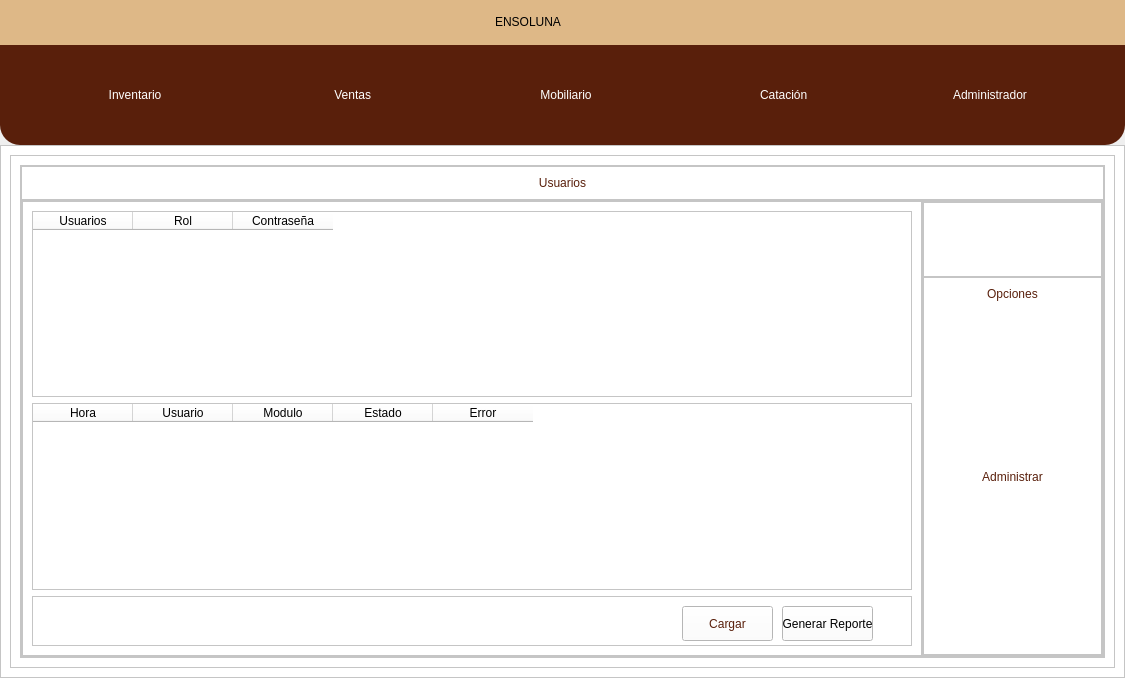
Before: the Qt Designer form views/designs/DB1.ui in andree-ro/BaseDatosEnsoluna, drawn with Qt 5.
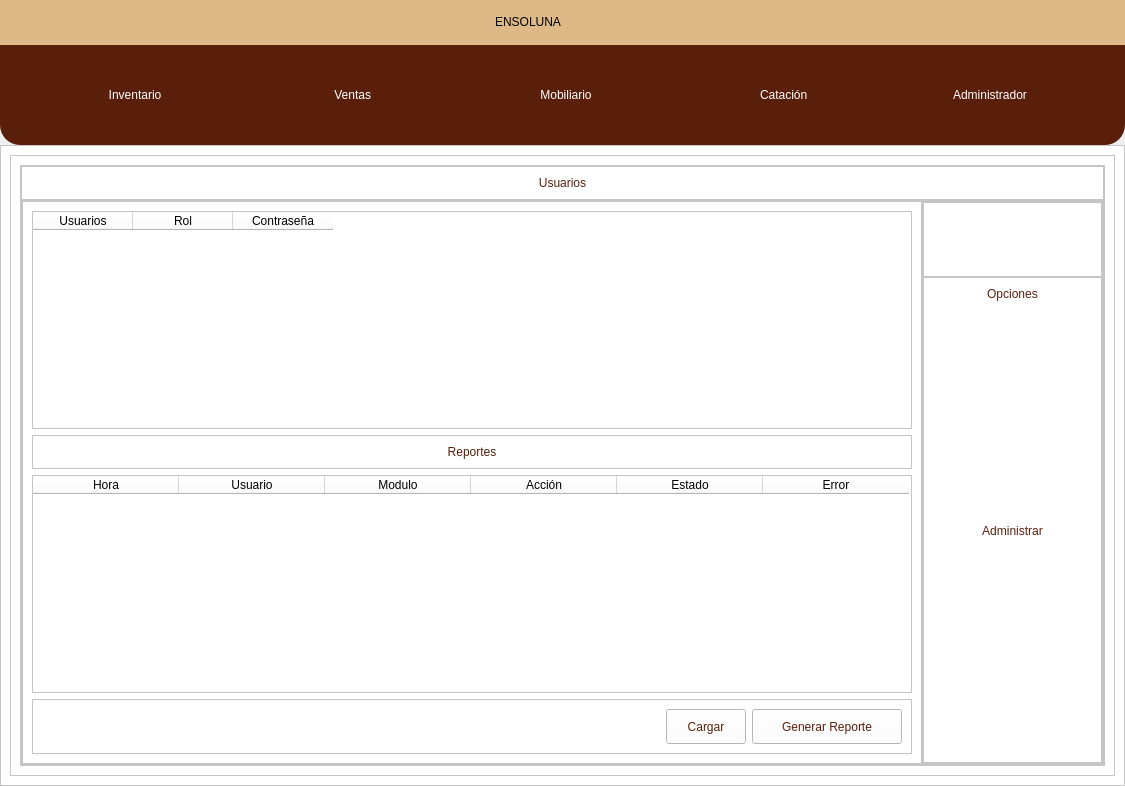
After: the same form once the commit is applied. The open tabs and pages were chosen to show the change. Icons and pictures are not drawn.

Commit message: Cambios interfaz

The edit to the form file:
```diff
--- a/views/designs/DB1.ui
+++ b/views/designs/DB1.ui
@@ -7,7 +7,7 @@
     <x>0</x>
     <y>0</y>
     <width>1125</width>
-    <height>678</height>
+    <height>786</height>
    </rect>
   </property>
   <property name="minimumSize">
@@ -846,7 +846,7 @@
                       <property name="frameShadow">
                        <enum>QFrame::Raised</enum>
                       </property>
-                      <layout class="QVBoxLayout" name="verticalLayout_31">
+                      <layout class="QVBoxLayout" name="verticalLayout_77">
                        <item>
                         <widget class="QTableWidget" name="tableWidget_usuarios">
                          <property name="enabled">
@@ -869,8 +869,52 @@
                          </column>
                         </widget>
                        </item>
+                       <item>
+                        <widget class="QFrame" name="frame_59">
+                         <property name="frameShape">
+                          <enum>QFrame::StyledPanel</enum>
+                         </property>
+                         <property name="frameShadow">
+                          <enum>QFrame::Raised</enum>
+                         </property>
+                         <layout class="QVBoxLayout" name="verticalLayout_31">
+                          <item>
+                           <widget class="QLabel" name="label_74">
+                            <property name="minimumSize">
+                             <size>
+                              <width>0</width>
+                              <height>0</height>
+                             </size>
+                            </property>
+                            <property name="maximumSize">
+                             <size>
+                              <width>16777215</width>
+                              <height>16777215</height>
+                             </size>
+                            </property>
+                            <property name="styleSheet">
+                             <string notr="true">color: rgb(89, 31, 11);
+font: 75 12pt &quot;Open Sans Semibold&quot;</string>
+                            </property>
+                            <property name="text">
+                             <string>Reportes</string>
+                            </property>
+                            <property name="alignment">
+                             <set>Qt::AlignCenter</set>
+                            </property>
+                           </widget>
+                          </item>
+                         </layout>
+                        </widget>
+                       </item>
                        <item>
                         <widget class="QTableWidget" name="tablaTransacciones">
+                         <attribute name="horizontalHeaderCascadingSectionResizes">
+                          <bool>false</bool>
+                         </attribute>
+                         <attribute name="horizontalHeaderDefaultSectionSize">
+                          <number>146</number>
+                         </attribute>
                          <column>
                           <property name="text">
                            <string>Hora</string>
@@ -886,6 +930,11 @@
                            <string>Modulo</string>
                           </property>
                          </column>
+                         <column>
+                          <property name="text">
+                           <string>Acción</string>
+                          </property>
+                         </column>
                          <column>
                           <property name="text">
                            <string>Estado</string>
@@ -912,15 +961,22 @@
                          <property name="frameShadow">
                           <enum>QFrame::Raised</enum>
                          </property>
+                         <layout class="QHBoxLayout" name="horizontalLayout_41">
+                          <item>
+                           <spacer name="horizontalSpacer_12">
+                            <property name="orientation">
+                             <enum>Qt::Horizontal</enum>
+                            </property>
+                            <property name="sizeHint" stdset="0">
+                             <size>
+                              <width>592</width>
+                              <height>20</height>
+                             </size>
+                            </property>
+                           </spacer>
+                          </item>
+                          <item>
                          <widget class="QPushButton" name="cargar_usuarios">
-                          <property name="geometry">
-                           <rect>
-                            <x>650</x>
-                            <y>10</y>
-                            <width>91</width>
-                            <height>35</height>
-                           </rect>
-                          </property>
                           <property name="minimumSize">
                            <size>
                             <width>0</width>
@@ -949,25 +1005,45 @@
                            <string>Cargar</string>
                           </property>
                          </widget>
+                          </item>
+                          <item>
                          <widget class="QPushButton" name="generarReporteBTN">
-                          <property name="geometry">
-                           <rect>
-                            <x>750</x>
-                            <y>10</y>
-                            <width>91</width>
-                            <height>35</height>
-                           </rect>
-                          </property>
                           <property name="minimumSize">
                            <size>
-                            <width>0</width>
+                              <width>150</width>
                             <height>35</height>
                            </size>
                           </property>
+                            <property name="maximumSize">
+                             <size>
+                              <width>150</width>
+                              <height>16777215</height>
+                             </size>
+                            </property>
+                            <property name="styleSheet">
+                             <string notr="true">QFrame{
+background-color: rgb(51, 157, 255);
+}
+
+QPushButton{
+color: rgb(89, 31, 11);
+background-color: rgb(255, 255, 255);
+font: 75 9pt &quot;Open Sans Semibold&quot;
+}
+
+QPushButton:hover{
+color: rgb(255, 255, 255);
+background-color: rgb(209, 172, 127);
+font: 75 9pt  &quot;Open Sans Semibold&quot;
+}
+</string>
+                            </property>
                           <property name="text">
                            <string>Generar Reporte</string>
                           </property>
                          </widget>
+                          </item>
+                         </layout>
                         </widget>
                        </item>
                       </layout>
```
Lines whose indentation alone changed are shown as unchanged.
